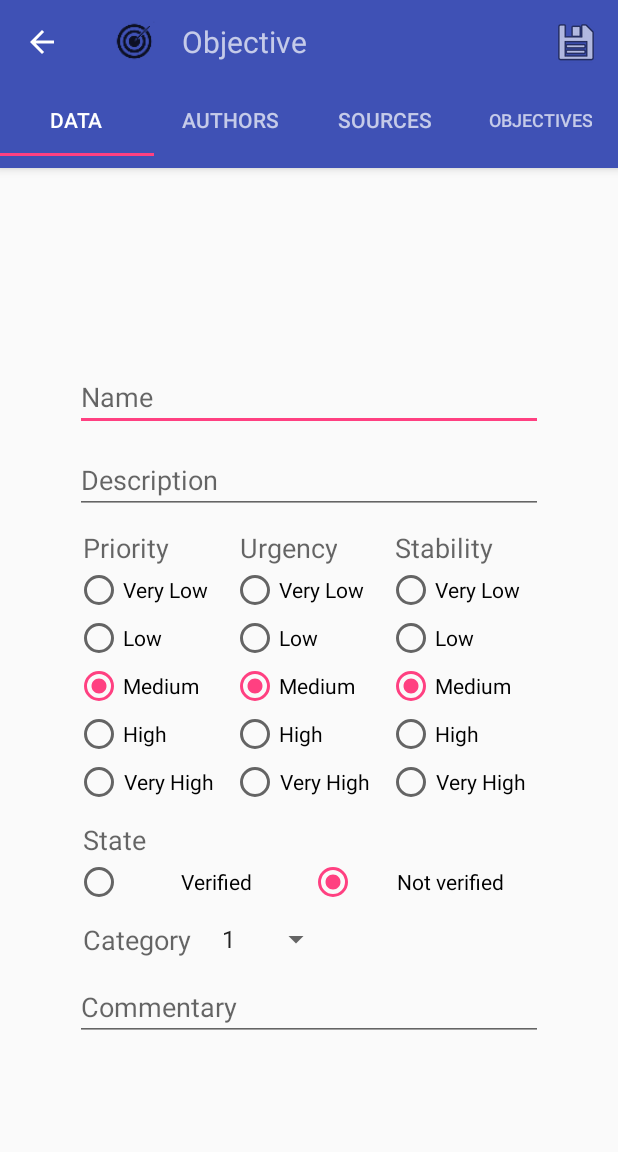
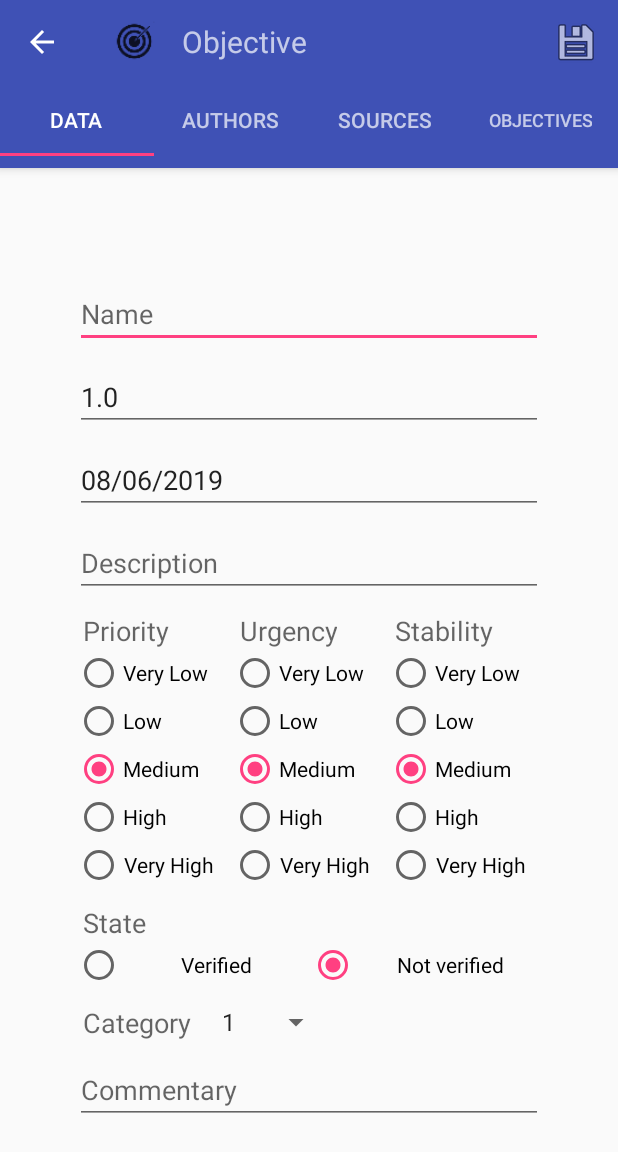
Before and after one commit to ArturoBalleros/ReadyReqAnd, an Android app: the ObjecActivity screen opened directly, with no data from a screen before it, after a tap on "Save", on a phone screen of 412 x 824 dp. Shown: the top 1152 px of the screen. Run offline under Robolectric (Android 15) with nearby library versions, the phone set to English and light mode, and no system bars; our stand-ins replace Volley; network calls fail.

Commit message:
verion y fecha en objetivos

```diff
--- a/app/src/main/java/com/karveg/readyreq/Activities/ObjecActivity.java
+++ b/app/src/main/java/com/karveg/readyreq/Activities/ObjecActivity.java
@@ -177,28 +177,32 @@ public class ObjecActivity extends AppCompatActivity {
             url = "http://" + MyApplication.IP_SERVER + ":" + MyApplication.PORTHTTP + "/readyreq/objet_update.php?";
             url += "a=" + objective.getId() + "&";
             url += "b=" + objective.getName() + "&";
-            url += "c=" + objective.getDescription() + "&";
-            url += "d=" + objective.getPrior() + "&";
-            url += "e=" + objective.getUrge() + "&";
-            url += "f=" + objective.getEsta() + "&";
-            if (objective.isState()) url += "g=" + 1 + "&";
-            else url += "g=" + 0 + "&";
-            url += "h=" + objective.getCategory() + "&";
-            url += "i=" + objective.getCommentary();
+            url += "c=" + objective.getVersion() + "&";
+            url += "d=" + Utils.DateToString(objective.getFech(), true) + "&";
+            url += "e=" + objective.getDescription() + "&";
+            url += "f=" + objective.getPrior() + "&";
+            url += "g=" + objective.getUrge() + "&";
+            url += "h=" + objective.getEsta() + "&";
+            if (objective.isState()) url += "i=" + 1 + "&";
+            else url += "i=" + 0 + "&";
+            url += "j=" + objective.getCategory() + "&";
+            url += "k=" + objective.getCommentary();
             Utils.create_update_delete(ObjecActivity.this, url, progressDialog, MyApplication.OBJETIVOS, true);
 
         } else { //Creo
 
             url = "http://" + MyApplication.IP_SERVER + ":" + MyApplication.PORTHTTP + "/readyreq/objet_create.php?";
             url += "a=" + objective.getName() + "&";
-            url += "b=" + objective.getDescription() + "&";
-            url += "c=" + objective.getPrior() + "&";
-            url += "d=" + objective.getUrge() + "&";
-            url += "e=" + objective.getEsta() + "&";
-            if (objective.isState()) url += "f=" + 1 + "&";
-            else url += "f=" + 0 + "&";
-            url += "g=" + objective.getCategory() + "&";
-            url += "h=" + objective.getCommentary();
+            url += "b=" + objective.getVersion() + "&";
+            url += "c=" + Utils.DateToString(objective.getFech(), true) + "&";
+            url += "d=" + objective.getDescription() + "&";
+            url += "e=" + objective.getPrior() + "&";
+            url += "f=" + objective.getUrge() + "&";
+            url += "g=" + objective.getEsta() + "&";
+            if (objective.isState()) url += "h=" + 1 + "&";
+            else url += "h=" + 0 + "&";
+            url += "i=" + objective.getCategory() + "&";
+            url += "j=" + objective.getCommentary();
             Utils.create_update_delete(ObjecActivity.this, url, progressDialog, MyApplication.OBJETIVOS, true);
             Objective.getIdObjec(getApplicationContext(), objective.getName(), progressDialog);
 
--- a/app/src/main/java/com/karveg/readyreq/Fragments/ObjecDataFragment.java
+++ b/app/src/main/java/com/karveg/readyreq/Fragments/ObjecDataFragment.java
@@ -1,24 +1,30 @@
 package com.karveg.readyreq.Fragments;
 
 import android.annotation.SuppressLint;
+import android.app.DatePickerDialog;
 import android.content.Context;
 import android.os.Bundle;
 import android.support.v4.app.Fragment;
 import android.view.LayoutInflater;
 import android.view.View;
 import android.view.ViewGroup;
+import android.widget.DatePicker;
 import android.widget.EditText;
 import android.widget.RadioButton;
 import android.widget.Spinner;
+import android.widget.TextView;
 
 import com.karveg.readyreq.Models.Objective;
 import com.karveg.readyreq.R;
+import com.karveg.readyreq.Utils.Utils;
 
 public class ObjecDataFragment extends Fragment {
 
     private static Objective objective;
 
     private static EditText editTextName;
+    private static TextView editTextVer;
+    private static TextView editTextDate;
     private static EditText editTextDesc;
 
     private static RadioButton radioButtonPVLow;
@@ -80,11 +86,31 @@ public class ObjecDataFragment extends Fragment {
         bindUI(view);
         setValuesUI();
 
+        editTextDate.setOnClickListener(new View.OnClickListener() {
+            @Override
+            public void onClick(View v) {
+                showDatePickerDialog();
+            }
+        });
+
         return view;
+    }
+
+    private void showDatePickerDialog() {
+        DatePickerFragment newFragment = DatePickerFragment.newInstance(new DatePickerDialog.OnDateSetListener() {
+            @Override
+            public void onDateSet(DatePicker datePicker, int year, int month, int day) {
+                // +1 because january is zero
+                editTextDate.setText(day + "/" + (month + 1) + "/" + year);
+            }
+        });
+        newFragment.show(getActivity().getSupportFragmentManager(), "datePicker");
     }
 
     private void bindUI(View view) {
         editTextName = view.findViewById(R.id.editTextName);
+        editTextVer = view.findViewById(R.id.editTextVer);
+        editTextDate = view.findViewById(R.id.editTextDate);
         editTextDesc = view.findViewById(R.id.editTextDesc);
 
         radioButtonPVLow = view.findViewById(R.id.radioButtonPVLow);
@@ -114,6 +140,8 @@ public class ObjecDataFragment extends Fragment {
 
     private void setValuesUI() {
         editTextName.setText(objective.getName());
+        editTextVer.setText(objective.getVersion() + "");
+        editTextDate.setText(Utils.DateToString(objective.getFech(), false));
         editTextDesc.setText(objective.getDescription());
 
         if (objective.getPrior() == 1) radioButtonPVLow.setChecked(true);
@@ -143,6 +171,8 @@ public class ObjecDataFragment extends Fragment {
 
     public static void setValuesObjec() {
         objective.setName(editTextName.getText().toString());
+        objective.setVersion(Double.parseDouble(editTextVer.getText().toString()));
+        objective.setFech(Utils.StringToDate(editTextDate.getText().toString(), false));
         objective.setDescription(editTextDesc.getText().toString());
 
         if (radioButtonPVLow.isChecked()) objective.setPrior(1);
--- a/app/src/main/java/com/karveg/readyreq/Models/Objective.java
+++ b/app/src/main/java/com/karveg/readyreq/Models/Objective.java
@@ -69,6 +69,8 @@ public class Objective extends ObjEstandar implements Serializable {
                     Objective o = new Objective();
                     o.setId(jsonObject.optInt("Id"));
                     o.setName(jsonObject.optString("Nombre"));
+                    o.setVersion(jsonObject.optDouble("Version"));
+                    o.setFech(Utils.StringToDate(jsonObject.optString("Fecha"), true));
                     o.setDescription(jsonObject.optString("Descripcion"));
                     o.setPrior(jsonObject.optInt("Prioridad"));
                     o.setUrge(jsonObject.optInt("Urgencia"));
--- a/app/src/main/res/layout/fragment_objec.xml
+++ b/app/src/main/res/layout/fragment_objec.xml
@@ -33,6 +33,29 @@
                     android:layout_marginTop="20dp"
                     android:hint="@string/text_name"
                     android:textSize="18dp" />
+
+                <EditText
+                    android:id="@+id/editTextVer"
+                    android:layout_width="match_parent"
+                    android:layout_height="wrap_content"
+                    android:layout_gravity="center_horizontal"
+                    android:layout_marginHorizontal="50dp"
+                    android:layout_marginTop="10dp"
+                    android:hint="@string/text_version"
+                    android:inputType="numberDecimal"
+                    android:textSize="18dp" />
+
+                <EditText
+                    android:id="@+id/editTextDate"
+                    android:layout_width="match_parent"
+                    android:layout_height="wrap_content"
+                    android:layout_marginHorizontal="50dp"
+                    android:layout_marginTop="10dp"
+                    android:clickable="true"
+                    android:focusable="false"
+                    android:hint="@string/formato_fecha"
+                    android:inputType="date"
+                    android:maxLines="1" />
 
                 <EditText
                     android:id="@+id/editTextDesc"
```
